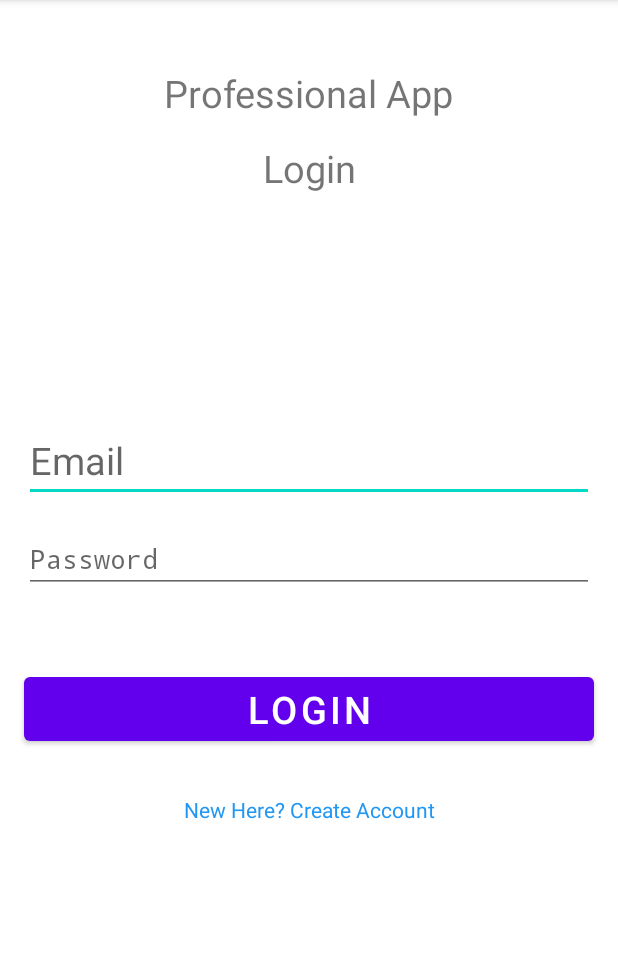
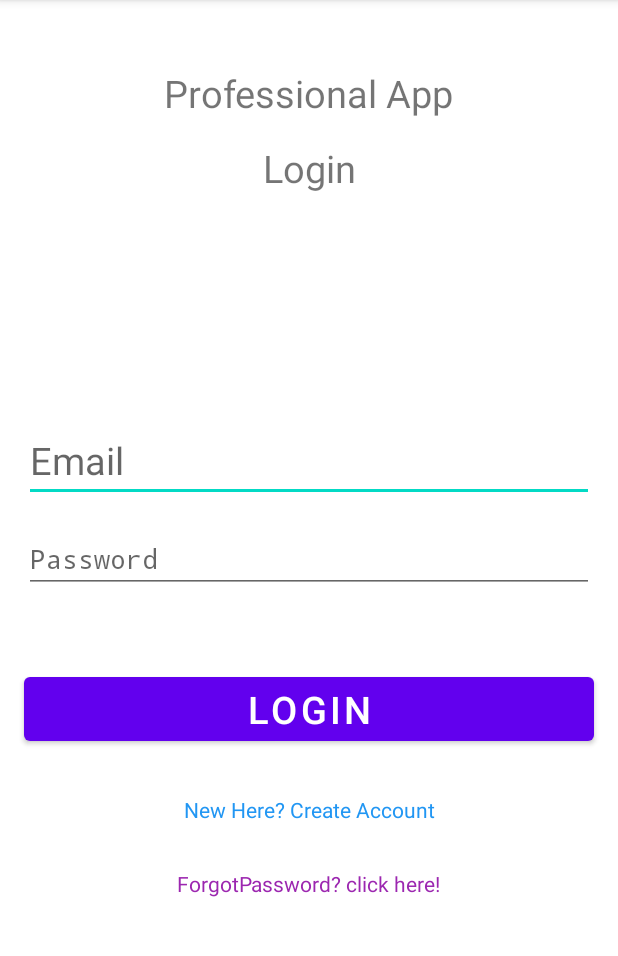
Before and after one commit to iagobarros/EasyDoso_Profissional, an Android app: the Login screen opened directly, with no data from a screen before it, on a phone screen of 412 x 824 dp, the part 84-1040 px from its top. Run offline under Robolectric (Android 15) with nearby library versions, the phone set to English and light mode, and no system bars; our stand-ins replace Firebase (no records; nobody signed in at launch, a user with empty details on screens opened directly).

Commit message:
addind user data to FireStore and Rest Password button

```diff
--- a/app/src/main/res/layout/activity_login.xml
+++ b/app/src/main/res/layout/activity_login.xml
@@ -90,9 +90,23 @@
         android:layout_width="wrap_content"
         android:layout_height="wrap_content"
         android:layout_marginStart="181dp"
-        android:layout_marginTop="67dp"
+        android:layout_marginTop="88dp"
         android:layout_marginEnd="183dp"
         android:visibility="invisible"
+        app:layout_constraintEnd_toEndOf="parent"
+        app:layout_constraintHorizontal_bias="0.0"
+        app:layout_constraintStart_toStartOf="parent"
+        app:layout_constraintTop_toBottomOf="@+id/create_account_text" />
+
+    <TextView
+        android:id="@+id/forgotPassword"
+        android:layout_width="wrap_content"
+        android:layout_height="wrap_content"
+        android:layout_marginStart="117dp"
+        android:layout_marginTop="30dp"
+        android:layout_marginEnd="117dp"
+        android:text="ForgotPassword? click here!"
+        android:textColor="#9C27B0"
         app:layout_constraintEnd_toEndOf="parent"
         app:layout_constraintStart_toStartOf="parent"
         app:layout_constraintTop_toBottomOf="@+id/create_account_text" />
```
Also changed, not shown: app/src/main/java/com/easydoso_profissional/Login.java (+52 -5 lines), app/src/main/java/com/easydoso_profissional/MainActivity.java (+35 -2 lines), app/src/main/res/layout/activity_main.xml (+63 -3 lines).
